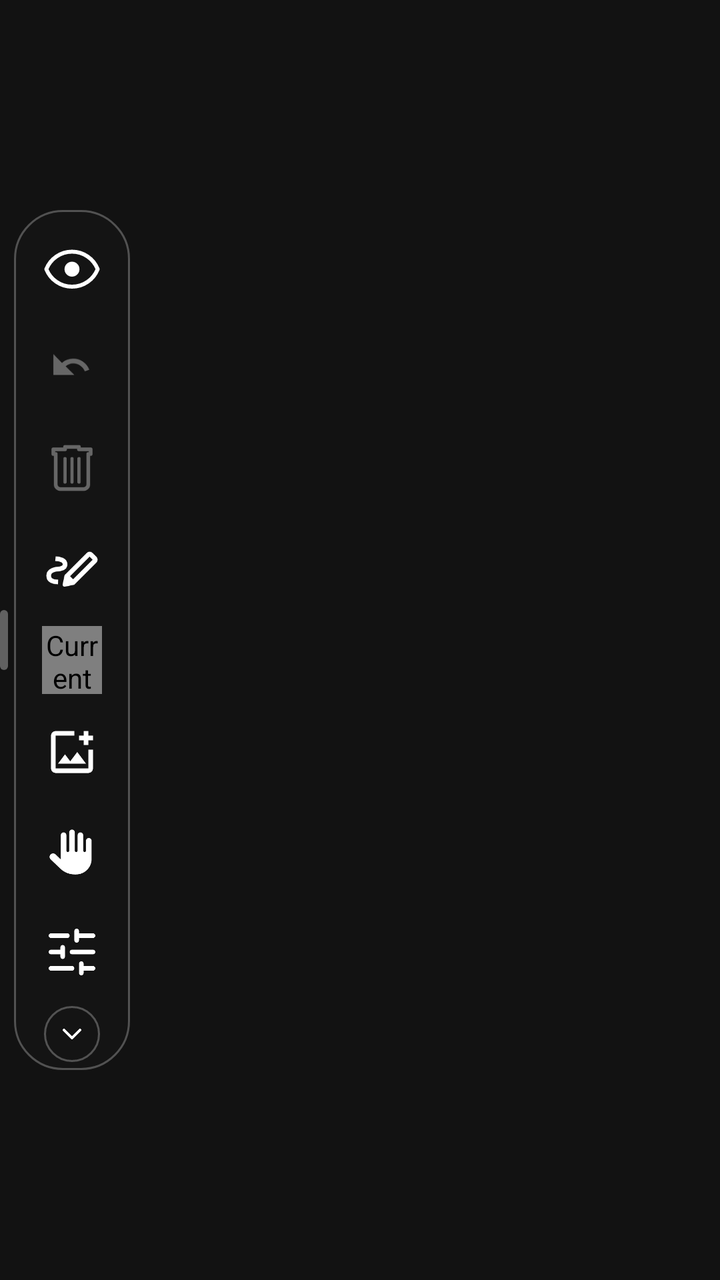
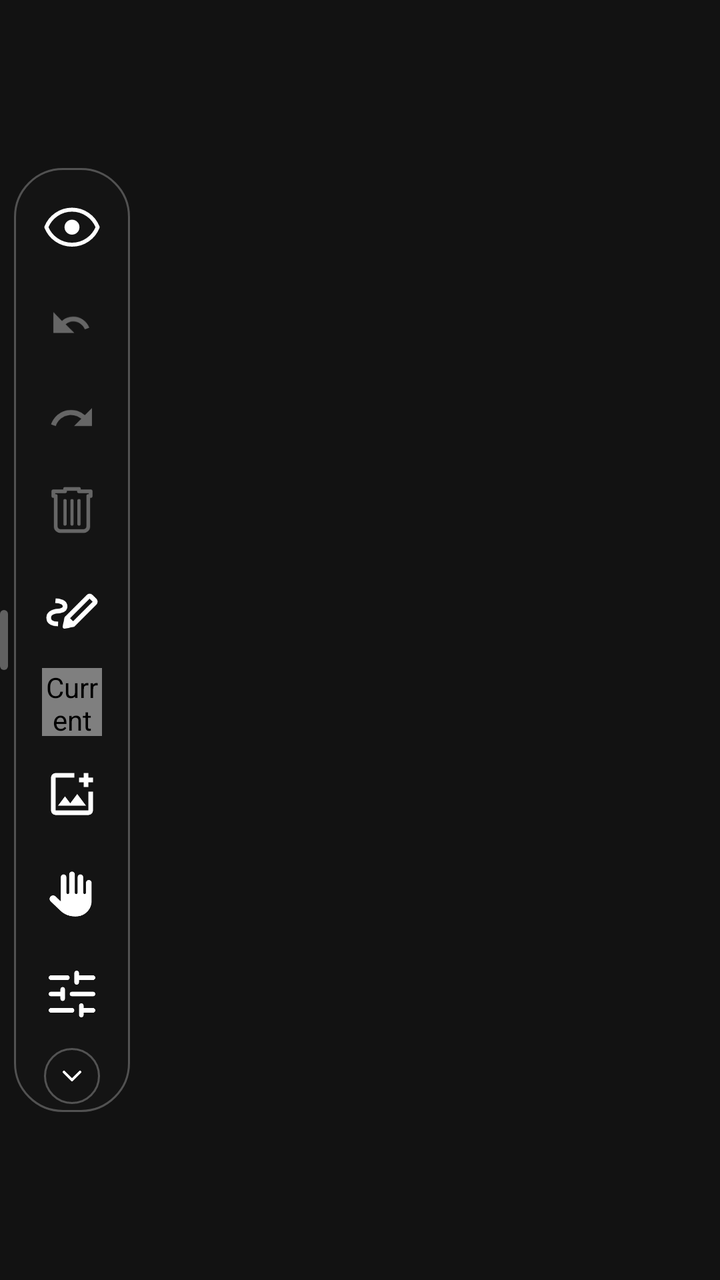

Before-and-after screenshots of an Android layout around one commit, followed by the original layout XML and the change that was made.
<!-- AndroidManifest.xml: application theme Theme.DrawAnywhere -->
<!-- res/layout/overlay_toolbar_vertical.xml -->
<?xml version="1.0" encoding="utf-8"?>
<LinearLayout
    xmlns:android="http://schemas.android.com/apk/res/android"
    android:layout_width="wrap_content"
    android:layout_height="wrap_content"
    android:orientation="horizontal"
    android:gravity="center_vertical">

    <View
        android:layout_width="4dp"
        android:layout_height="30dp"
        android:background="@drawable/bg_grip_handle"
        android:layout_marginEnd="3dp" />

    <LinearLayout
        android:id="@+id/toolbar_content_col"
        android:layout_width="wrap_content"
        android:layout_height="wrap_content"
        android:orientation="vertical"
        android:gravity="center_horizontal"
        android:background="@drawable/bg_toolbar"
        android:paddingStart="4dp"
        android:paddingEnd="4dp"
        android:paddingTop="4dp"
        android:paddingBottom="4dp"
        android:elevation="8dp">

        
        <ImageView
            android:id="@+id/btn_hide"
            android:layout_width="50dp"
            android:layout_height="50dp"
            android:padding="11dp"
            android:src="@drawable/ic_eye"
            android:tint="@color/toolbar_icon_default"
            android:scaleType="fitCenter"
            android:background="@android:color/transparent"
            android:clickable="true"
            android:focusable="true"
            android:contentDescription="@string/cd_btn_hide" />

        <ImageView
            android:id="@+id/btn_undo"
            android:layout_width="50dp"
            android:layout_height="50dp"
            android:padding="11dp"
            android:src="@drawable/ic_undo"
            android:tint="@color/toolbar_icon_default"
            android:scaleType="fitCenter"
            android:background="@android:color/transparent"
            android:clickable="true"
            android:focusable="true"
            android:alpha="0.35"
            android:enabled="false"
            android:contentDescription="@string/cd_btn_undo" />

        <ImageView
            android:id="@+id/btn_clear"
            android:layout_width="50dp"
            android:layout_height="50dp"
            android:padding="11dp"
            android:src="@drawable/ic_trash"
            android:tint="@color/toolbar_icon_default"
            android:scaleType="fitCenter"
            android:background="@android:color/transparent"
            android:clickable="true"
            android:focusable="true"
            android:alpha="0.35"
            android:enabled="false"
            android:contentDescription="@string/cd_btn_clear" />

        <ImageView
            android:id="@+id/btn_tools"
            android:layout_width="50dp"
            android:layout_height="50dp"
            android:padding="11dp"
            android:src="@drawable/ic_pen"
            android:tint="@color/toolbar_icon_default"
            android:scaleType="fitCenter"
            android:background="@android:color/transparent"
            android:clickable="true"
            android:focusable="true"
            android:contentDescription="@string/cd_btn_tools" />

        <com.drawanywhere.app.ColorDropView
            android:id="@+id/view_color_dot"
            android:layout_width="30dp"
            android:layout_height="34dp"
            android:layout_marginTop="4dp"
            android:layout_marginBottom="4dp"
            android:clickable="true"
            android:focusable="true"
            android:contentDescription="@string/cd_color_dot" />

        <View
            android:id="@+id/toolbar_divider"
            android:layout_width="26dp"
            android:layout_height="1dp"
            android:background="@color/toolbar_divider"
            android:layout_marginTop="2dp"
            android:layout_marginBottom="2dp"
            android:visibility="gone" />

        <ScrollView
            android:id="@+id/toolbar_scroll_container"
            android:layout_width="wrap_content"
            android:layout_height="wrap_content"
            android:scrollbars="none"
            android:overScrollMode="never"
            android:requiresFadingEdge="vertical"
            android:fadingEdgeLength="@dimen/toolbar_fading_edge_length">

            <LinearLayout
                android:id="@+id/toolbar_scroll_inner"
                android:layout_width="wrap_content"
                android:layout_height="wrap_content"
                android:orientation="vertical"
                android:gravity="center_horizontal">

                <ImageView
                    android:id="@+id/btn_add_image"
                    android:layout_width="50dp"
                    android:layout_height="50dp"
                    android:padding="11dp"
                    android:src="@drawable/ic_image"
                    android:tint="@color/toolbar_icon_default"
                    android:scaleType="fitCenter"
                    android:background="@android:color/transparent"
                    android:clickable="true"
                    android:focusable="true"
                    android:contentDescription="@string/cd_btn_image" />

                <ImageView
                    android:id="@+id/btn_finger"
                    android:layout_width="50dp"
                    android:layout_height="50dp"
                    android:padding="11dp"
                    android:src="@drawable/ic_finger"
                    android:tint="@color/toolbar_icon_default"
                    android:scaleType="fitCenter"
                    android:background="@android:color/transparent"
                    android:clickable="true"
                    android:focusable="true"
                    android:contentDescription="@string/cd_btn_finger" />

                <ImageView
                    android:id="@+id/btn_settings"
                    android:layout_width="50dp"
                    android:layout_height="50dp"
                    android:padding="11dp"
                    android:src="@drawable/ic_settings"
                    android:tint="@color/toolbar_icon_default"
                    android:scaleType="fitCenter"
                    android:background="@android:color/transparent"
                    android:clickable="true"
                    android:focusable="true"
                    android:contentDescription="@string/cd_btn_settings" />

            </LinearLayout>
        </ScrollView>

        
        <FrameLayout
            android:id="@+id/btn_collapse_arrow_container"
            android:layout_width="28dp"
            android:layout_height="28dp"
            android:layout_marginTop="2dp"
            android:background="@drawable/bg_collapse_pill">
            <ImageView
                android:id="@+id/btn_collapse_arrow"
                android:layout_width="match_parent"
                android:layout_height="match_parent"
                android:padding="6dp"
                android:src="@drawable/ic_chevron_down"
                android:tint="@color/toolbar_icon_default"
                android:scaleType="fitCenter"
                android:clickable="true"
                android:focusable="true"
                android:contentDescription="@string/cd_btn_collapse" />
        </FrameLayout>

    </LinearLayout>

</LinearLayout>
<!-- resources referenced by this layout -->
<resources>
  <color name="toolbar_divider">#44FFFFFF</color>
  <color name="toolbar_icon_default">#FFFFFFFF</color>
  <dimen name="toolbar_fading_edge_length">18dp</dimen>
  <!-- drawable bg_collapse_pill (drawable) -->
  <?xml version="1.0" encoding="utf-8"?>
  <shape xmlns:android="http://schemas.android.com/apk/res/android"
      android:shape="oval">
      <solid android:color="@color/toolbar_bg" />
      <stroke
          android:width="1dp"
          android:color="@color/toolbar_divider" />
  </shape>
  <!-- drawable bg_grip_handle (drawable) -->
  <?xml version="1.0" encoding="utf-8"?>
  <shape xmlns:android="http://schemas.android.com/apk/res/android"
      android:shape="rectangle">
      <solid android:color="#55FFFFFF" />
      <corners android:radius="3dp" />
  </shape>
  <!-- drawable bg_toolbar (drawable) -->
  <?xml version="1.0" encoding="utf-8"?>
  <shape xmlns:android="http://schemas.android.com/apk/res/android"
      android:shape="rectangle">
  
      <solid android:color="@color/toolbar_bg" />
  
      <corners android:radius="24dp" />
  
      <stroke
          android:width="1dp"
          android:color="@color/toolbar_divider" />
  
  </shape>
  <!-- drawable ic_chevron_down (drawable) -->
  <?xml version="1.0" encoding="utf-8"?>
  <vector xmlns:android="http://schemas.android.com/apk/res/android"
      android:width="24dp" android:height="24dp"
      android:viewportWidth="24" android:viewportHeight="24">
      <path
          android:pathData="M6,9L12,15L18,9"
          android:fillColor="#00000000"
          android:strokeColor="#FFFFFFFF"
          android:strokeWidth="2"
          android:strokeLineCap="round"
          android:strokeLineJoin="round" />
  </vector>
  <!-- drawable ic_undo (drawable) -->
  <?xml version="1.0" encoding="utf-8"?>
  <vector xmlns:android="http://schemas.android.com/apk/res/android"
      android:width="24dp"
      android:height="24dp"
      android:viewportWidth="24"
      android:viewportHeight="24">
  
      <path
          android:pathData="M12.5,8C10.65,8 8.99,8.7 7.7,9.83L4,6V15H13L9.27,11.27C10.16,10.49 11.28,10 12.5,10C14.77,10 16.72,11.44 17.5,13.45L19.41,12.74C18.29,9.87 15.61,8 12.5,8Z"
          android:fillColor="#FFFFFFFF" />
  
  </vector>
  <string name="cd_btn_clear">Clear canvas</string>
  <string name="cd_btn_collapse">Collapse or expand toolbar</string>
  <string name="cd_btn_finger">Toggle touch pass-through</string>
  <string name="cd_btn_hide">Hide or show canvas</string>
  <string name="cd_btn_image">Add image from gallery</string>
  <string name="cd_btn_settings">Open settings</string>
  <string name="cd_btn_tools">Select drawing tool</string>
  <string name="cd_btn_undo">Undo last stroke</string>
  <string name="cd_color_dot">Current drawing color</string>
  <color name="toolbar_bg">#E8141414</color>
  <color name="colorPrimary">#FFB73A3A</color>
  <color name="colorPrimaryVariant">#FF8B0000</color>
  <color name="colorOnPrimary">#FFFFFFFF</color>
  <color name="colorSecondary">#FF444444</color>
  <color name="colorOnSecondary">#FFFFFFFF</color>
  <color name="colorError">#FFCF6679</color>
  <color name="colorOnError">#FF000000</color>
  <color name="colorSurface">#FF1C1C1C</color>
  <color name="colorOnSurface">#FFFFFFFF</color>
  <color name="colorBackground">#FF121212</color>
  <!-- unchanged entries left out for length: 7 -->
</resources>

<!-- the commit's change to res/layout/overlay_toolbar_vertical.xml (unified diff, before → after) -->
@@ -53,6 +53,17 @@
             android:alpha="0.35"
             android:enabled="false"
             android:contentDescription="@string/cd_btn_undo" />
+
+        
+        <ImageView
+            android:id="@+id/btn_redo"
+            android:layout_width="42dp"
+            android:layout_height="42dp"
+            android:padding="9dp"
+            android:src="@drawable/ic_redo"
+            android:alpha="0.35"
+            android:contentDescription="Redo"
+            android:background="?attr/selectableItemBackgroundBorderless" />
 
         <ImageView
             android:id="@+id/btn_clear"
<!-- resource entries referenced after the edit -->
@@ -46,6 +46,13 @@
           android:strokeLineCap="round"
           android:strokeLineJoin="round" />
   </vector>
+  <!-- drawable ic_redo (drawable) -->
+  <vector xmlns:android="http://schemas.android.com/apk/res/android"
+      android:width="24dp" android:height="24dp"
+      android:viewportWidth="24" android:viewportHeight="24">
+    <path android:fillColor="@android:color/white"
+        android:pathData="M18.4,10.6C16.55,8.99 14.15,8 11.5,8c-4.65,0 -8.58,3.03 -9.96,7.22L3.9,16c1.05,-3.19 4.05,-5.5 7.6,-5.5 1.95,0 3.73,0.72 5.12,1.88L13,16h9L22,7l-3.6,3.6z"/>
+  </vector>
   <!-- drawable ic_undo (drawable) -->
   <?xml version="1.0" encoding="utf-8"?>
   <vector xmlns:android="http://schemas.android.com/apk/res/android"
